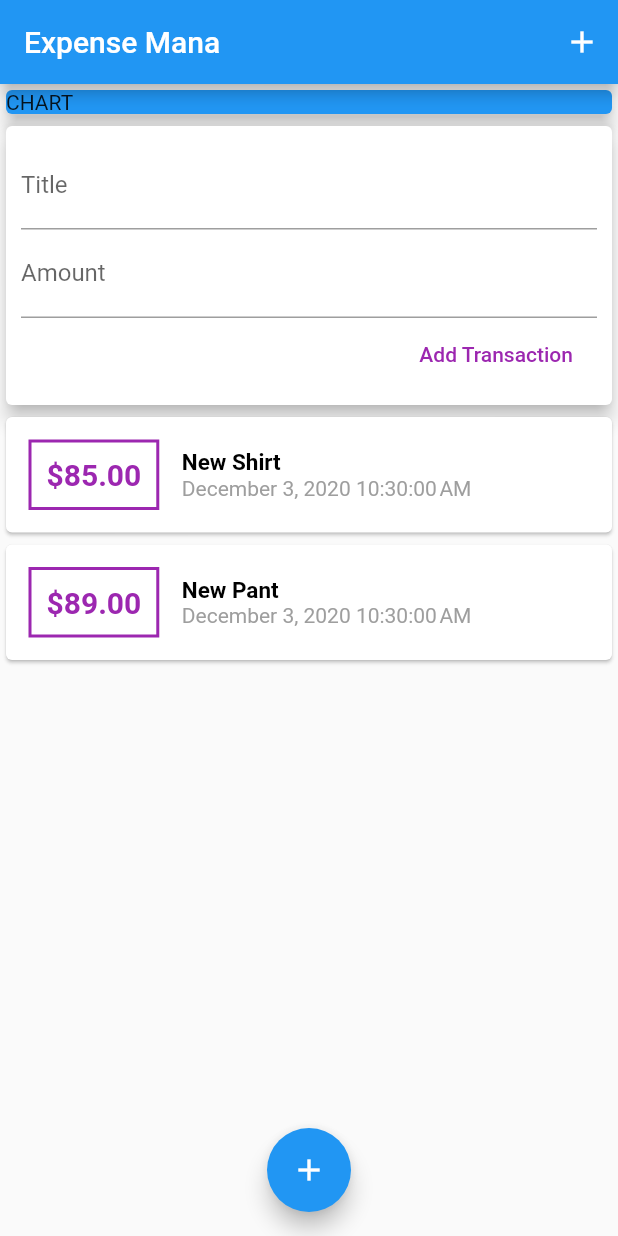
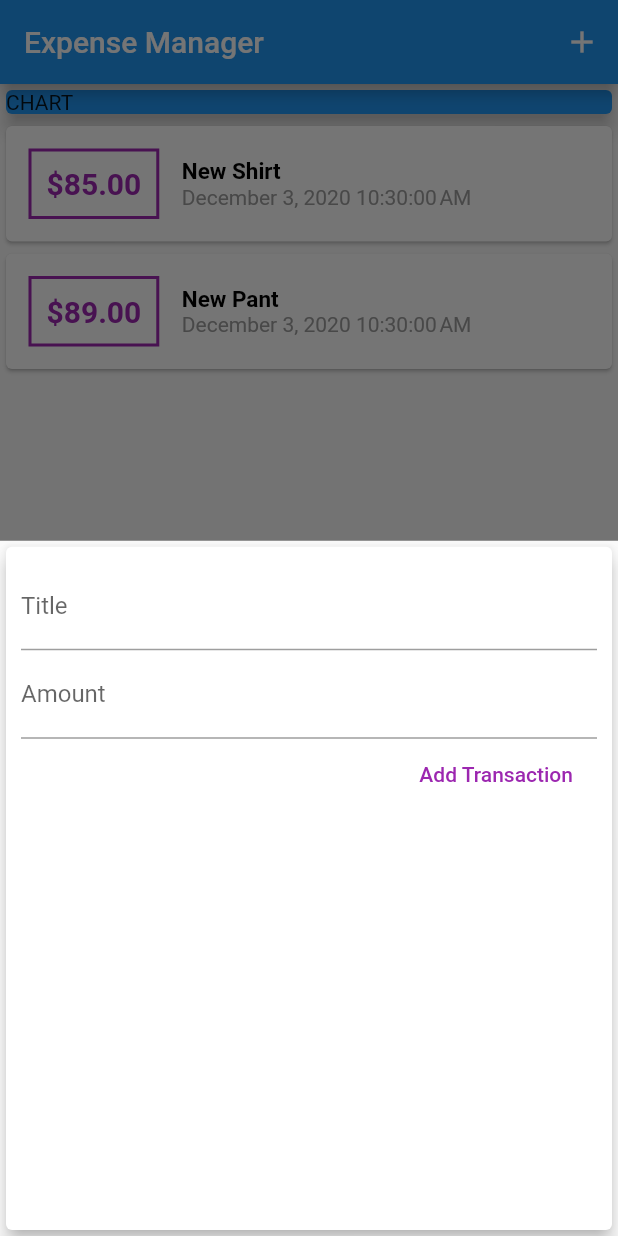
Before and after one commit to ratnesh-stack/Flutter, a Flutter app: the screen it shows after launch, after a tap on the "add" icon, on a phone screen of 412 x 824 dp. Run offline on Flutter 3.47's test engine with Material 2 defaults, Android fonts, the phone set to English and light mode, and no system bars; missing offline and left inert: dart:html.

```diff
--- a/ExpenseManager/lib/main.dart
+++ b/ExpenseManager/lib/main.dart
@@ -1,4 +1,6 @@
-import './widgets/user_transactions.dart';
+import './widgets/transaction_list.dart';
+import './widgets/new_transaction.dart';
+import './models/transaction.dart';
 import 'package:flutter/material.dart';
 
 void main() {
@@ -19,13 +21,48 @@ class MyApp extends StatelessWidget {
   }
 }
 
-class MyHomePage extends StatelessWidget {
+class MyHomePage extends StatefulWidget {
+  @override
+  _MyHomePageState createState() => _MyHomePageState();
+}
+
+class _MyHomePageState extends State<MyHomePage> {
+  final List<Transaction> _transactions = [
+    Transaction(id: 't1', date: DateTime.now(), amount: 85, title: 'New Shirt'),
+    Transaction(id: 't2', date: DateTime.now(), amount: 89, title: 'New Pant'),
+  ];
+  void _addNewTransaction(String txTitle, double txAmount) {
+    final newTx = Transaction(
+      id: DateTime.now().toString(),
+      title: txTitle,
+      amount: txAmount,
+      date: DateTime.now(),
+    );
+    setState(() {
+      _transactions.add(newTx);
+    });
+  }
+
+  void _startAddNewTransaction(BuildContext context) {
+    showModalBottomSheet(
+      context: context,
+      builder: (_) {
+        return NewTransaction(_addNewTransaction);
+      },
+    );
+  }
+
   @override
   Widget build(BuildContext context) {
     return Scaffold(
       appBar: AppBar(
-        title: Text("Expense Mana"),
-        actions: [IconButton(icon: Icon(Icons.add), onPressed: () {})],
+        title: Text("Expense Manager"),
+        actions: [
+          IconButton(
+            icon: Icon(Icons.add),
+            onPressed: () => _startAddNewTransaction(context),
+          ),
+        ],
       ),
       body: SingleChildScrollView(
         child: Column(
@@ -38,14 +75,14 @@ class MyHomePage extends StatelessWidget {
                 elevation: 5,
               ),
             ),
-            UserTransactions()
+            TransactionList(_transactions)
           ],
         ),
       ),
       floatingActionButtonLocation: FloatingActionButtonLocation.centerFloat,
       floatingActionButton: FloatingActionButton(
         child: Icon(Icons.add),
-        onPressed: () {},
+        onPressed: () => _startAddNewTransaction(context),
       ),
     );
   }
--- a/ExpenseManager/lib/widgets/new_transaction.dart
+++ b/ExpenseManager/lib/widgets/new_transaction.dart
@@ -1,11 +1,18 @@
 import 'package:flutter/material.dart';
 
-class NewTransaction extends StatelessWidget {
-  final titleController = TextEditingController();
-  final amountController = TextEditingController();
+class NewTransaction extends StatefulWidget {
   final Function addNewTransaction;
 
   NewTransaction(this.addNewTransaction);
+
+  @override
+  _NewTransactionState createState() => _NewTransactionState();
+}
+
+class _NewTransactionState extends State<NewTransaction> {
+  final titleController = TextEditingController();
+
+  final amountController = TextEditingController();
 
   void submitData() {
     final title = titleController.text;
@@ -14,7 +21,8 @@ class NewTransaction extends StatelessWidget {
     if (title.isEmpty || amount <= 0) {
       return;
     }
-    addNewTransaction(title, amount);
+    widget.addNewTransaction(title, amount);
+    Navigator.of(context).pop();
   }
 
   @override
--- a/ExpenseManager/lib/widgets/user_transactions.dart
+++ /dev/null
@@ -1,37 +0,0 @@
-import 'package:flutter/material.dart';
-import './new_transaction.dart';
-import './transaction_list.dart';
-import '../models/transaction.dart';
-
-class UserTransactions extends StatefulWidget {
-  @override
-  _UserTransactionsState createState() => _UserTransactionsState();
-}
-
-class _UserTransactionsState extends State<UserTransactions> {
-  final List<Transaction> _transactions = [
-    Transaction(id: 't1', date: DateTime.now(), amount: 85, title: 'New Shirt'),
-    Transaction(id: 't2', date: DateTime.now(), amount: 89, title: 'New Pant'),
-  ];
-  void _addNewTransaction(String txTitle, double txAmount) {
-    final newTx = Transaction(
-      id: DateTime.now().toString(),
-      title: txTitle,
-      amount: txAmount,
-      date: DateTime.now(),
-    );
-    setState(() {
-      _transactions.add(newTx);
-    });
-  }
-
-  @override
-  Widget build(BuildContext context) {
-    return Column(
-      children: [
-        NewTransaction(_addNewTransaction),
-        TransactionList(_transactions)
-      ],
-    );
-  }
-}
```
